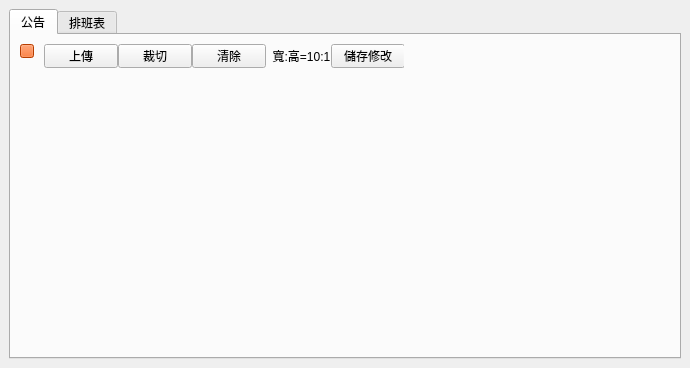
Above: src/AdbClient/StageHomePage.ui from roger0816/Adb before the change. Below: the same form after it.
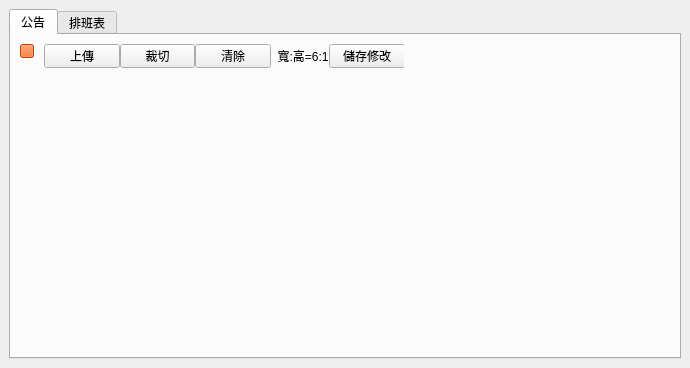
That is the form after the change. Custom widgets are drawn as their Qt base class.

The edit to the form file:
```diff
--- a/src/AdbClient/StageHomePage.ui
+++ b/src/AdbClient/StageHomePage.ui
@@ -132,7 +132,7 @@
               <item>
                <widget class="QLabel" name="label">
                 <property name="text">
-                 <string>  寬:高=10:1</string>
+                 <string>  寬:高=6:1</string>
                 </property>
                </widget>
               </item>
```
